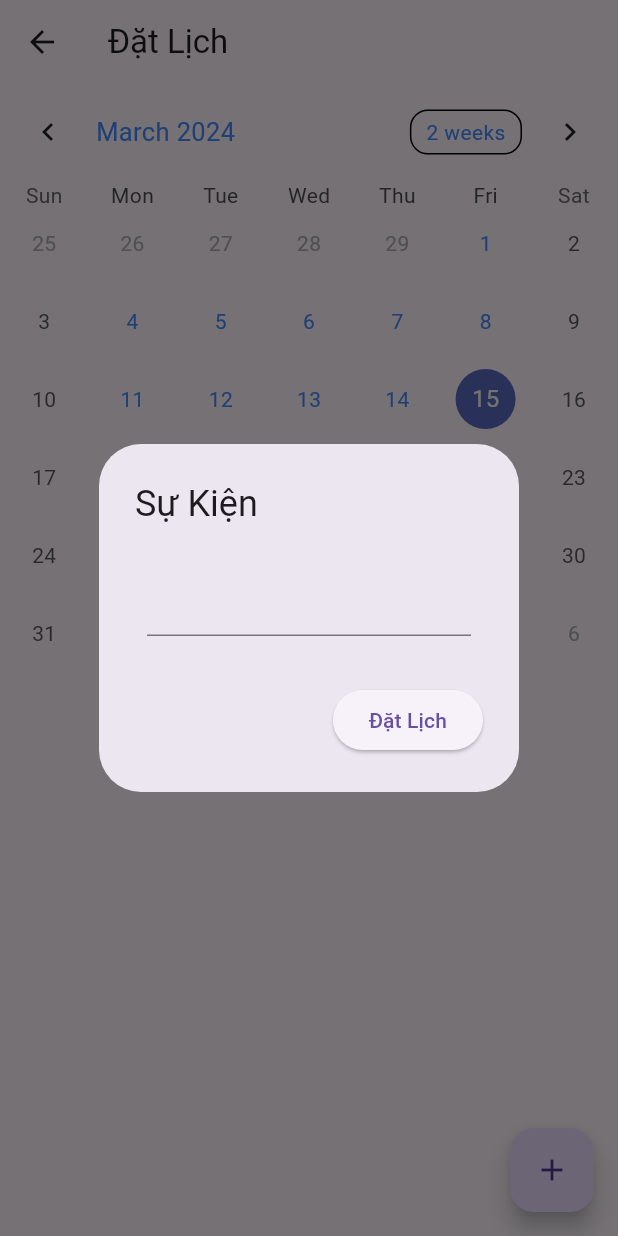
After one commit to namtrungle20/doanmoblie, a Flutter app: the DatePicker screen opened directly, after a tap on the "add" icon, on a phone screen of 412 x 824 dp. The commit adds this screen. Run offline on Flutter 3.47's test engine with Material 3 defaults, Android fonts, the light colour scheme and no system bars; drawn by our look-alikes of table_calendar; our stand-ins replace dots_indicator, equatable, flutter_bloc, hydrated_bloc, numberpicker, wakelock.

Commit message:
thêm lịch hẹn

```diff
--- /dev/null
+++ b/lib/event.dart
@@ -0,0 +1,4 @@
+class Event{
+    final String title;
+    Event(this.title);
+}
--- /dev/null
+++ b/lib/screen/DatePicker.dart
@@ -0,0 +1,138 @@
+import 'package:doanmobile/event.dart';
+import 'package:flutter/cupertino.dart';
+import 'package:flutter/foundation.dart';
+import 'package:flutter/material.dart';
+import 'package:flutter/widgets.dart';
+import 'package:table_calendar/table_calendar.dart';
+
+class DatePicker extends StatefulWidget {
+  const DatePicker({Key? key, required this.title}) : super(key: key);
+  final String title;
+  @override
+  _DatePickerState createState() => _DatePickerState();
+
+  showDatePicker(BuildContext context, {required bool showTitleActions}) {}
+}
+
+class _DatePickerState extends State<DatePicker> {
+  late CalendarFormat _calendarFormat;
+  late DateTime _focusedDay;
+  late DateTime _selectedDay;
+
+  Map<DateTime, List<Event>> events = {};
+  TextEditingController _eventController = TextEditingController();
+  late final ValueNotifier<List<Event>> _selectedEvent;
+
+  @override
+  void initState() {
+    super.initState();
+    _calendarFormat = CalendarFormat.month;
+    _focusedDay = DateTime.now();
+    _selectedDay = DateTime.now();
+    _selectedEvent = ValueNotifier(_getEventsForDay(_selectedDay!));
+  }
+
+  @override
+  void disable(){
+    super.dispose();
+  }
+
+  _onDaySelected(DateTime selectedDay, DateTime focusedDay){
+    if(!isSameDay(_selectedDay, selectedDay)){
+      setState(() {
+        _selectedDay =selectedDay;
+        _focusedDay = focusedDay;
+        _selectedEvent.value =_getEventsForDay(selectedDay);
+      });
+    }
+  }
+
+  List<Event> _getEventsForDay(DateTime day) {
+    return events[day] ?? [];
+  }
+
+  @override
+  Widget build(BuildContext context) {
+    return Scaffold(
+      appBar: AppBar(
+        title: const Text("Đặt Lịch"),
+      ),
+      floatingActionButton: FloatingActionButton(
+        onPressed: () {
+          showDialog(
+              context: context,
+              builder: (context) {
+                return AlertDialog(
+                  scrollable: true,
+                  title: const Text("Sự Kiện"),
+                  content: Padding(
+                    padding: const EdgeInsets.all(8),
+                    child: TextField(
+                      controller: _eventController,
+                    ),
+                  ),
+                  actions: [
+                    ElevatedButton(
+                        onPressed: () {
+                          events.addAll({
+                            _selectedDay: [Event(_eventController.text)]
+                          });
+                          Navigator.of(context).pop();
+                          _selectedEvent.value = _getEventsForDay(_selectedDay);
+                        },
+                        child: const Text("Đặt Lịch"))
+                  ],
+                );
+              });
+        },
+        child: const Icon(Icons.add),
+      ),
+      body: Column(
+        children: [
+          TableCalendar(
+            firstDay: DateTime.utc(2020, 1, 1),
+            lastDay: DateTime.utc(2045, 12, 31),
+            focusedDay: _focusedDay,
+            calendarFormat: _calendarFormat,
+            eventLoader: _getEventsForDay,
+            selectedDayPredicate: (day) {
+              return isSameDay(_selectedDay, day);
+            },
+            onDaySelected: (selectedDay, focusedDay) {
+              setState(() {
+                _selectedDay = selectedDay;
+                _focusedDay = focusedDay; // update `_focusedDay` as well
+              });
+            },
+            onPageChanged: (focusedDay) {
+              _focusedDay = focusedDay;
+            },
+          ),
+          const SizedBox(height: 8.0),
+          Expanded(
+            child: ValueListenableBuilder<List<Event>>(
+                valueListenable: _selectedEvent,
+                builder: ((context, value, _) {
+                  return ListView.builder(
+                      itemCount: value.length,
+                      itemBuilder: (context, index) {
+                        return Container(
+                          margin: const EdgeInsets.symmetric(
+                              horizontal: 12, vertical: 4),
+                          decoration: BoxDecoration(
+                            border: Border.all(),
+                            borderRadius: BorderRadius.circular(12),
+                          ),
+                          child: ListTile(
+                            onTap: () => print(""),
+                            title: Text('${value[index]}'),
+                          ),
+                        );
+                      });
+                })),
+          )
+        ],
+      ),
+    );
+  }
+}
--- a/pubspec.yaml
+++ b/pubspec.yaml
@@ -48,6 +48,7 @@ dependencies:
   path_provider: ^2.1.2
   wakelock: ^0.6.2
   dots_indicator:
+  table_calendar: ^3.0.0
 
 dev_dependencies:
   flutter_test:
```
Also changed, not shown: lib/screen/homepage.dart (+12 -2 lines), pubspec.lock.
